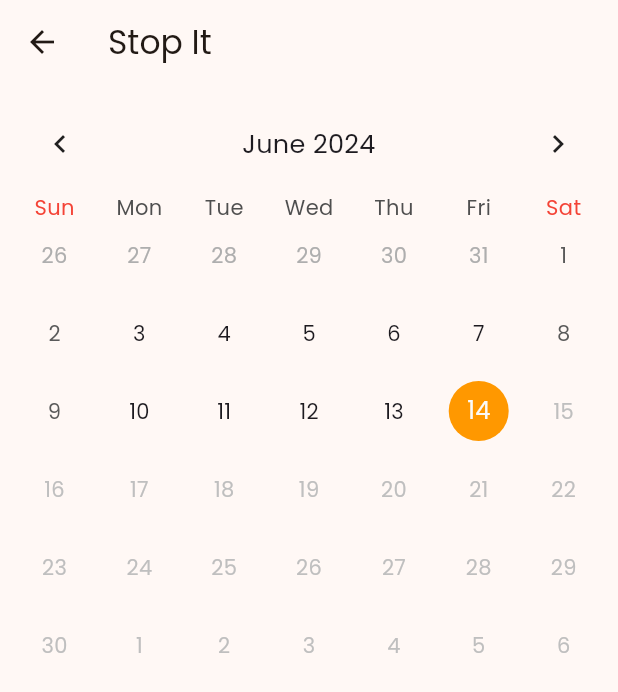
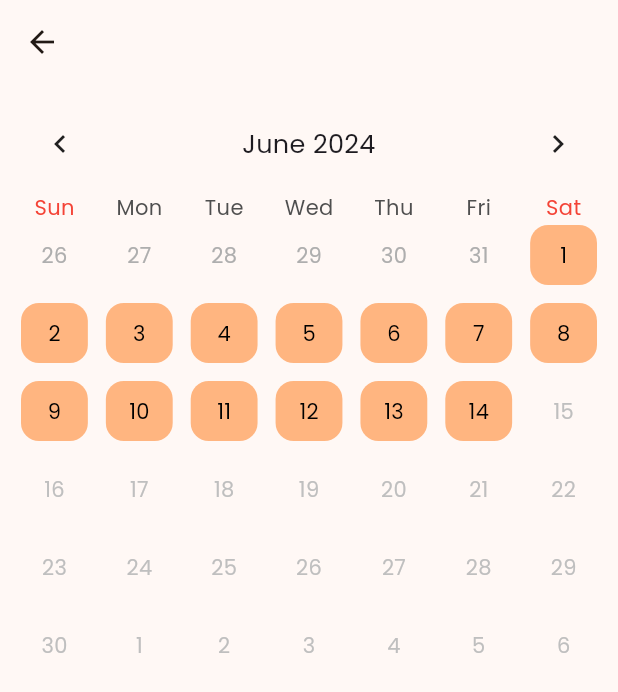
Before and after one commit to Toby-van-Berkum/stopit_frontend, a Flutter app: the JournalPage screen opened directly with empty values, on a phone screen of 412 x 824 dp. Shown: the top 692 px of the screen. Run offline on Flutter 3.47's test engine with Material 3 defaults, Android fonts, the phone set to English and light mode, and no system bars; drawn by our look-alikes of table_calendar; our stand-ins replace google_fonts; missing offline and left inert: dart:ffi.

Commit message:
Fixed Journal Page (mostly)

```diff
--- a/lib/pages/journal_page.dart
+++ b/lib/pages/journal_page.dart
@@ -1,34 +1,33 @@
 import 'package:flutter/material.dart';
+import 'package:table_calendar/table_calendar.dart';
 import 'package:stopit_frontend/globals.dart';
-import 'package:table_calendar/table_calendar.dart';
 
 class JournalPage extends StatefulWidget {
+  const JournalPage({super.key, required this.title});
+  final String title;
+
   @override
   _JournalPageState createState() => _JournalPageState();
-
-  const JournalPage({super.key, required this.title});
-
-  final String title;
 }
 
 class _JournalPageState extends State<JournalPage> {
   CalendarFormat _calendarFormat = CalendarFormat.month;
   DateTime _focusedDay = DateTime.now();
   DateTime? _selectedDay;
+  DateTime _firstDay = DateTime.now().subtract(Duration(days:30));
 
   @override
   Widget build(BuildContext context) {
     return Scaffold(
       appBar: AppBar(
-        title: Text(AppTitle.title),
+        title: Text(widget.title),
       ),
       body: Padding(
         padding: const EdgeInsets.all(8.0),
         child: Column(
           children: [
             TableCalendar(
-              // firstDay: DateTime.utc(2010, 10, 16),
-              firstDay: DateTime(DateTime.now().year - 3),
+              firstDay: _firstDay,
               lastDay: DateTime.now(),
               focusedDay: _focusedDay,
               calendarFormat: _calendarFormat,
@@ -70,10 +69,100 @@ class _JournalPageState extends State<JournalPage> {
                 formatButtonVisible: false,
                 titleCentered: true,
               ),
+              calendarBuilders: CalendarBuilders(
+                dowBuilder: (context, day) {
+                  if (day.weekday == DateTime.sunday) {
+                    return Center(
+                      child: Text(
+                        'Sun',
+                        style: TextStyle(color: Colors.red),
+                      ),
+                    );
+                  }
+                  return null;
+                },
+                selectedBuilder: (context, date, _) {
+                  return Container(
+                    margin: const EdgeInsets.all(6.0),
+                    decoration: BoxDecoration(
+                      color: AppColors.white,
+                      border: Border.all(color: AppColors.primaryColor),
+                      borderRadius: BorderRadius.circular(12.0),
+                    ),
+                    alignment: Alignment.center,
+                    child: Text(
+                      '${date.day}',
+                      style: TextStyle(color: AppColors.black),
+                    ),
+                  );
+                },
+                todayBuilder: (context, date, _) {
+                  return Container(
+                    margin: const EdgeInsets.all(6.0),
+                    decoration: BoxDecoration(
+                      color: AppColors.primaryColor,
+                      borderRadius: BorderRadius.circular(12.0),
+                    ),
+                    alignment: Alignment.center,
+                    child: Text(
+                      '${date.day}',
+                      style: TextStyle(color: AppColors.black),
+                    ),
+                  );
+                },
+                markerBuilder: (context, date, events) {
+                  if (events.isNotEmpty) {
+                    return Positioned(
+                      right: 1,
+                      bottom: 1,
+                      child: _buildEventsMarker(date, events),
+                    );
+                  }
+                  return null;
+                },
+                defaultBuilder: (context, date, _) {
+                  // Check if the date is on or after _firstDay and before or on DateTime.now()
+                  if (date.isAfter(_firstDay.subtract(Duration(days: 1))) && date.isBefore(DateTime.now())) {
+                    return Container(
+                      margin: const EdgeInsets.all(6.0),
+                      decoration: BoxDecoration(
+                        color: AppColors.primaryColor,
+                        borderRadius: BorderRadius.circular(12.0),
+                      ),
+                      alignment: Alignment.center,
+                      child: Text(
+                        '${date.day}',
+                        style: TextStyle(color: AppColors.black),
+                      ),
+                    );
+                  }
+                  return null;
+                },
+              ),
             ),
           ],
         ),
       ),
     );
   }
+
+  Widget _buildEventsMarker(DateTime date, List events) {
+    return Container(
+      decoration: BoxDecoration(
+        shape: BoxShape.circle,
+        color: Colors.blue,
+      ),
+      width: 16.0,
+      height: 16.0,
+      child: Center(
+        child: Text(
+          '${events.length}',
+          style: TextStyle().copyWith(
+            color: Colors.white,
+            fontSize: 12.0,
+          ),
+        ),
+      ),
+    );
+  }
 }
```
Also changed, not shown: pubspec.lock.
